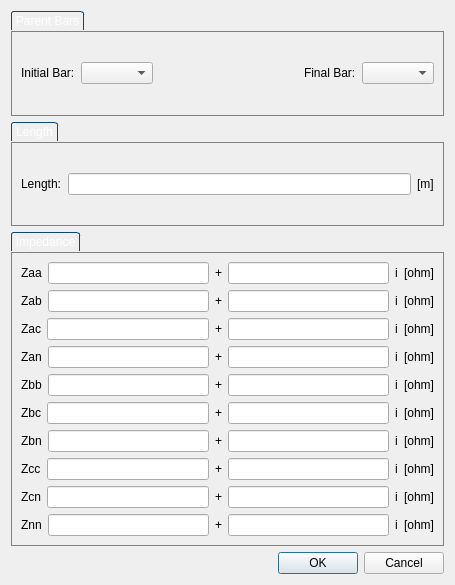
Before: the Qt Designer form src/window/lineproperties.ui in raulhuatuco/QuickFlow, drawn with Qt 5.
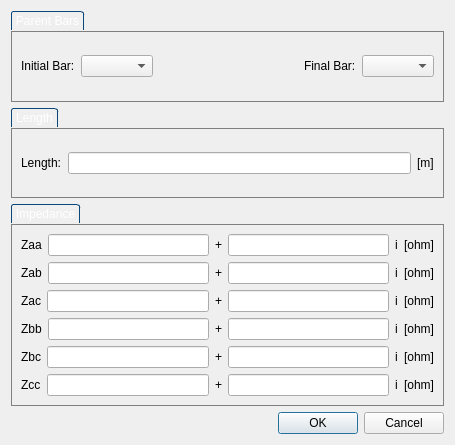
After: the same form once the commit is applied.

```diff
--- a/src/window/lineproperties.ui
+++ b/src/window/lineproperties.ui
@@ -7,7 +7,7 @@
     <x>0</x>
     <y>0</y>
     <width>455</width>
-    <height>585</height>
+    <height>445</height>
    </rect>
   </property>
   <property name="windowTitle">
@@ -267,44 +267,6 @@
         </item>
        </layout>
       </item>
-      <item>
-       <layout class="QHBoxLayout" name="horizontalLayout_5">
-        <item>
-         <widget class="QLabel" name="label_19">
-          <property name="text">
-           <string>Zan</string>
-          </property>
-         </widget>
-        </item>
-        <item>
-         <widget class="QLineEdit" name="Zan"/>
-        </item>
-        <item>
-         <widget class="QLabel" name="label_35">
-          <property name="text">
-           <string>+</string>
-          </property>
-         </widget>
-        </item>
-        <item>
-         <widget class="QLineEdit" name="Zani"/>
-        </item>
-        <item>
-         <widget class="QLabel" name="label_45">
-          <property name="text">
-           <string>i</string>
-          </property>
-         </widget>
-        </item>
-        <item>
-         <widget class="QLabel" name="impedanceUn4">
-          <property name="text">
-           <string>[ohm]</string>
-          </property>
-         </widget>
-        </item>
-       </layout>
-      </item>
       <item>
        <layout class="QHBoxLayout" name="horizontalLayout_6">
         <item>
@@ -381,44 +343,6 @@
         </item>
        </layout>
       </item>
-      <item>
-       <layout class="QHBoxLayout" name="horizontalLayout_8">
-        <item>
-         <widget class="QLabel" name="label_25">
-          <property name="text">
-           <string>Zbn</string>
-          </property>
-         </widget>
-        </item>
-        <item>
-         <widget class="QLineEdit" name="Zbn"/>
-        </item>
-        <item>
-         <widget class="QLabel" name="label_39">
-          <property name="text">
-           <string>+</string>
-          </property>
-         </widget>
-        </item>
-        <item>
-         <widget class="QLineEdit" name="Zbni"/>
-        </item>
-        <item>
-         <widget class="QLabel" name="label_48">
-          <property name="text">
-           <string>i</string>
-          </property>
-         </widget>
-        </item>
-        <item>
-         <widget class="QLabel" name="impedanceUn7">
-          <property name="text">
-           <string>[ohm]</string>
-          </property>
-         </widget>
-        </item>
-       </layout>
-      </item>
       <item>
        <layout class="QHBoxLayout" name="horizontalLayout_9">
         <item>
@@ -457,82 +381,6 @@
         </item>
        </layout>
       </item>
-      <item>
-       <layout class="QHBoxLayout" name="horizontalLayout_10">
-        <item>
-         <widget class="QLabel" name="label_29">
-          <property name="text">
-           <string>Zcn</string>
-          </property>
-         </widget>
-        </item>
-        <item>
-         <widget class="QLineEdit" name="Zcn"/>
-        </item>
-        <item>
-         <widget class="QLabel" name="label_41">
-          <property name="text">
-           <string>+</string>
-          </property>
-         </widget>
-        </item>
-        <item>
-         <widget class="QLineEdit" name="Zcni"/>
-        </item>
-        <item>
-         <widget class="QLabel" name="label_50">
-          <property name="text">
-           <string>i</string>
-          </property>
-         </widget>
-        </item>
-        <item>
-         <widget class="QLabel" name="impedanceUn9">
-          <property name="text">
-           <string>[ohm]</string>
-          </property>
-         </widget>
-        </item>
-       </layout>
-      </item>
-      <item>
-       <layout class="QHBoxLayout" name="horizontalLayout_12">
-        <item>
-         <widget class="QLabel" name="label_31">
-          <property name="text">
-           <string>Znn</string>
-          </property>
-         </widget>
-        </item>
-        <item>
-         <widget class="QLineEdit" name="Znn"/>
-        </item>
-        <item>
-         <widget class="QLabel" name="label_42">
-          <property name="text">
-           <string>+</string>
-          </property>
-         </widget>
-        </item>
-        <item>
-         <widget class="QLineEdit" name="Znni"/>
-        </item>
-        <item>
-         <widget class="QLabel" name="label_51">
-          <property name="text">
-           <string>i</string>
-          </property>
-         </widget>
-        </item>
-        <item>
-         <widget class="QLabel" name="impedanceUn10">
-          <property name="text">
-           <string>[ohm]</string>
-          </property>
-         </widget>
-        </item>
-       </layout>
-      </item>
      </layout>
     </widget>
    </item>
```
